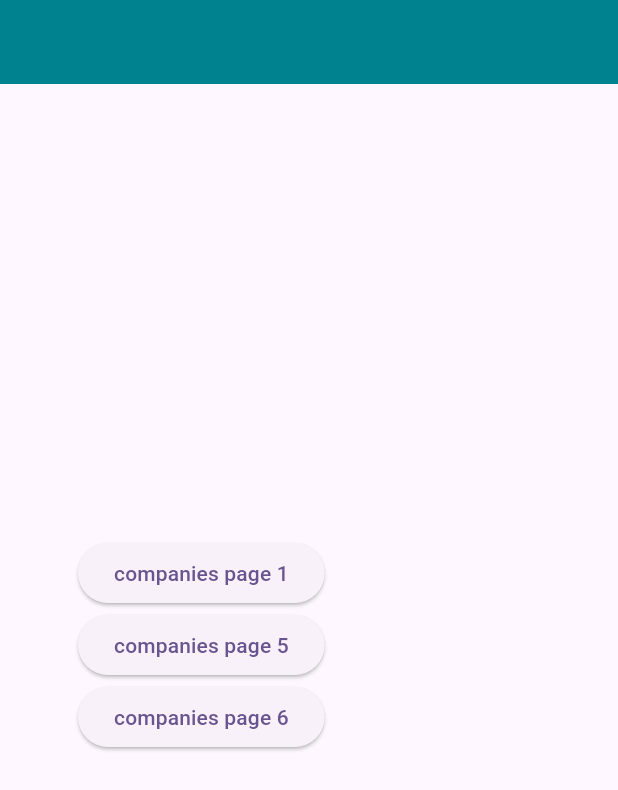
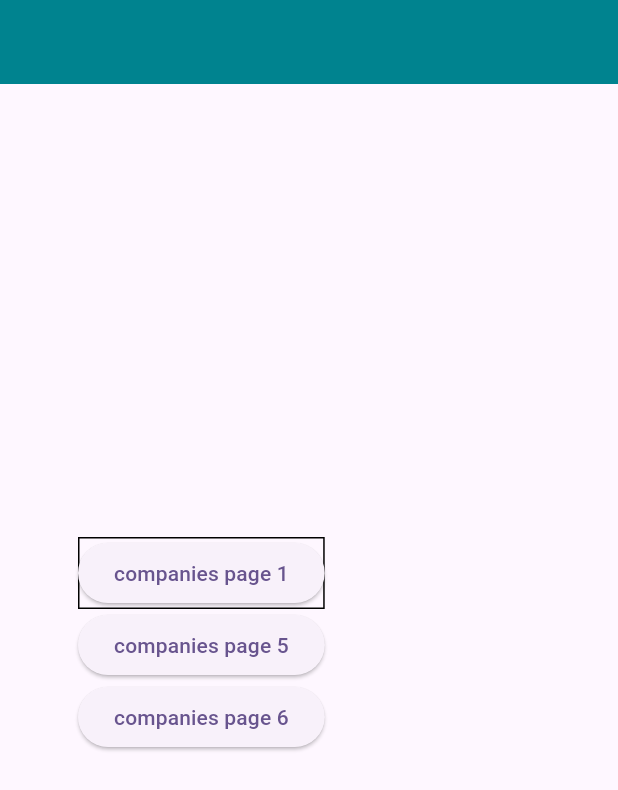
Before and after one commit to Xenon506/Bussiness_Detail_page_jinn, a Flutter app: the screen it shows after launch, on a phone screen of 412 x 824 dp. Shown: the top 790 px of the screen. Run offline on Flutter 3.47's test engine with Material 3 defaults, Android fonts, the phone set to English and light mode, and no system bars; our stand-ins replace cloud_firestore, firebase_core; accounts and stored records are empty.

Commit message:
nothing new

```diff
--- a/lib/home.dart
+++ b/lib/home.dart
@@ -29,12 +29,16 @@ class Home extends StatelessWidget {
                   child:
                   Column(
                     children: [
+                      DecoratedBox(decoration:BoxDecoration(border: BoxBorder.all()),
+                        child:
+
                         ElevatedButton(onPressed: () {
                           Navigator.push(
                             context,
                              MaterialPageRoute(builder: (context) => Companiespage()),
                           );
                         }, child: const Text('companies page 1')),
+                      ),
 
                         ElevatedButton(onPressed: (){
                           Navigator.push(context,
@@ -45,6 +49,8 @@ class Home extends StatelessWidget {
                           Navigator.push(context,
                           MaterialPageRoute(builder: (context) => Companiespage6()));
                         }, child: Text('companies page 6')),
+
+
                     ],),
                 ),
               ],
```
Lines whose indentation alone changed are shown as unchanged.
